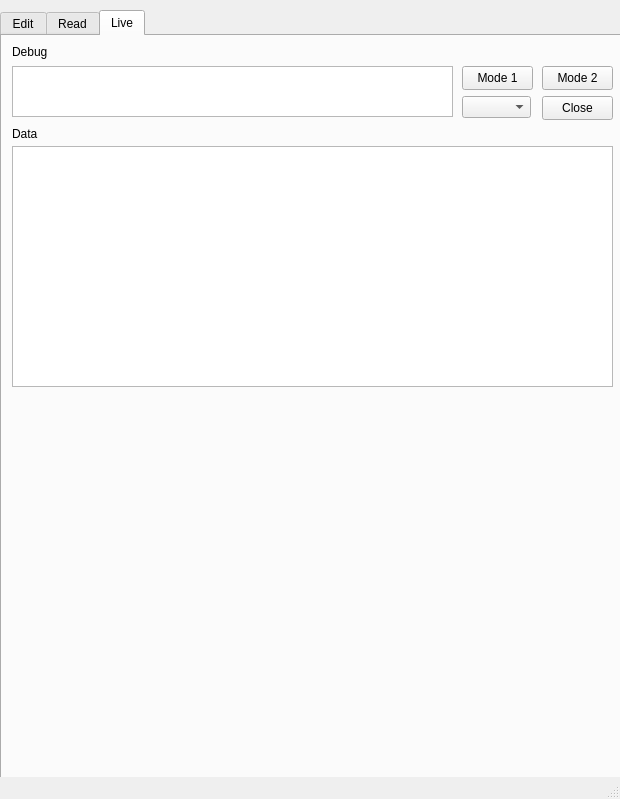
Qt form CAN_Decode/mainwindow.ui (kimbc814/CAN_Editor) before a commit.
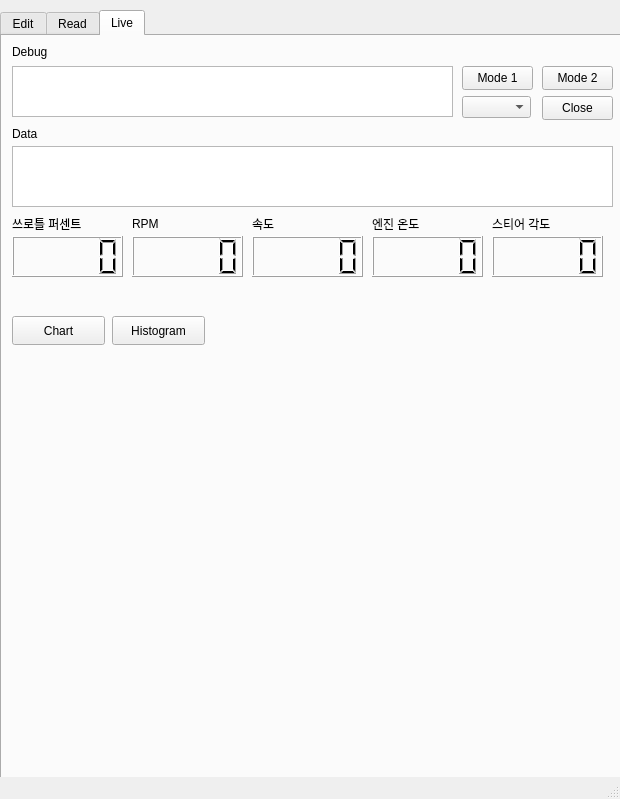
The same form after that commit.

Commit message: 05.02 real-time OBD reception data response chart, histogram implementation

```diff
--- a/CAN_Decode/mainwindow.ui
+++ b/CAN_Decode/mainwindow.ui
@@ -844,10 +844,176 @@
         <x>10</x>
         <y>110</y>
         <width>601</width>
-        <height>241</height>
+        <height>61</height>
        </rect>
       </property>
      </widget>
+     <widget class="QLCDNumber" name="NUM_TPS">
+      <property name="geometry">
+       <rect>
+        <x>10</x>
+        <y>200</y>
+        <width>111</width>
+        <height>41</height>
+       </rect>
+      </property>
+     </widget>
+     <widget class="QLabel" name="label_28">
+      <property name="geometry">
+       <rect>
+        <x>10</x>
+        <y>180</y>
+        <width>101</width>
+        <height>16</height>
+       </rect>
+      </property>
+      <property name="font">
+       <font>
+        <pointsize>9</pointsize>
+       </font>
+      </property>
+      <property name="text">
+       <string>쓰로틀 퍼센트</string>
+      </property>
+     </widget>
+     <widget class="QLabel" name="label_29">
+      <property name="geometry">
+       <rect>
+        <x>130</x>
+        <y>180</y>
+        <width>101</width>
+        <height>16</height>
+       </rect>
+      </property>
+      <property name="font">
+       <font>
+        <pointsize>9</pointsize>
+       </font>
+      </property>
+      <property name="text">
+       <string>RPM</string>
+      </property>
+     </widget>
+     <widget class="QLCDNumber" name="NUM_RPM">
+      <property name="geometry">
+       <rect>
+        <x>130</x>
+        <y>200</y>
+        <width>111</width>
+        <height>41</height>
+       </rect>
+      </property>
+     </widget>
+     <widget class="QLabel" name="label_30">
+      <property name="geometry">
+       <rect>
+        <x>250</x>
+        <y>180</y>
+        <width>101</width>
+        <height>16</height>
+       </rect>
+      </property>
+      <property name="font">
+       <font>
+        <pointsize>9</pointsize>
+       </font>
+      </property>
+      <property name="text">
+       <string>속도</string>
+      </property>
+     </widget>
+     <widget class="QLCDNumber" name="NUM_VS">
+      <property name="geometry">
+       <rect>
+        <x>250</x>
+        <y>200</y>
+        <width>111</width>
+        <height>41</height>
+       </rect>
+      </property>
+     </widget>
+     <widget class="QLabel" name="label_31">
+      <property name="geometry">
+       <rect>
+        <x>370</x>
+        <y>180</y>
+        <width>101</width>
+        <height>16</height>
+       </rect>
+      </property>
+      <property name="font">
+       <font>
+        <pointsize>9</pointsize>
+       </font>
+      </property>
+      <property name="text">
+       <string>엔진 온도</string>
+      </property>
+     </widget>
+     <widget class="QLCDNumber" name="NUM_TEMP_ENG">
+      <property name="geometry">
+       <rect>
+        <x>370</x>
+        <y>200</y>
+        <width>111</width>
+        <height>41</height>
+       </rect>
+      </property>
+     </widget>
+     <widget class="QLCDNumber" name="NUM_SAS_Angle">
+      <property name="geometry">
+       <rect>
+        <x>490</x>
+        <y>200</y>
+        <width>111</width>
+        <height>41</height>
+       </rect>
+      </property>
+     </widget>
+     <widget class="QLabel" name="label_32">
+      <property name="geometry">
+       <rect>
+        <x>490</x>
+        <y>180</y>
+        <width>101</width>
+        <height>16</height>
+       </rect>
+      </property>
+      <property name="font">
+       <font>
+        <pointsize>9</pointsize>
+       </font>
+      </property>
+      <property name="text">
+       <string>스티어 각도</string>
+      </property>
+     </widget>
+     <widget class="QPushButton" name="bt_chart">
+      <property name="geometry">
+       <rect>
+        <x>10</x>
+        <y>280</y>
+        <width>93</width>
+        <height>29</height>
+       </rect>
+      </property>
+      <property name="text">
+       <string>Chart</string>
+      </property>
+     </widget>
+     <widget class="QPushButton" name="bt_histo">
+      <property name="geometry">
+       <rect>
+        <x>110</x>
+        <y>280</y>
+        <width>93</width>
+        <height>29</height>
+       </rect>
+      </property>
+      <property name="text">
+       <string>Histogram</string>
+      </property>
+     </widget>
     </widget>
    </widget>
   </widget>
```
The commit also changes 9 other files.
